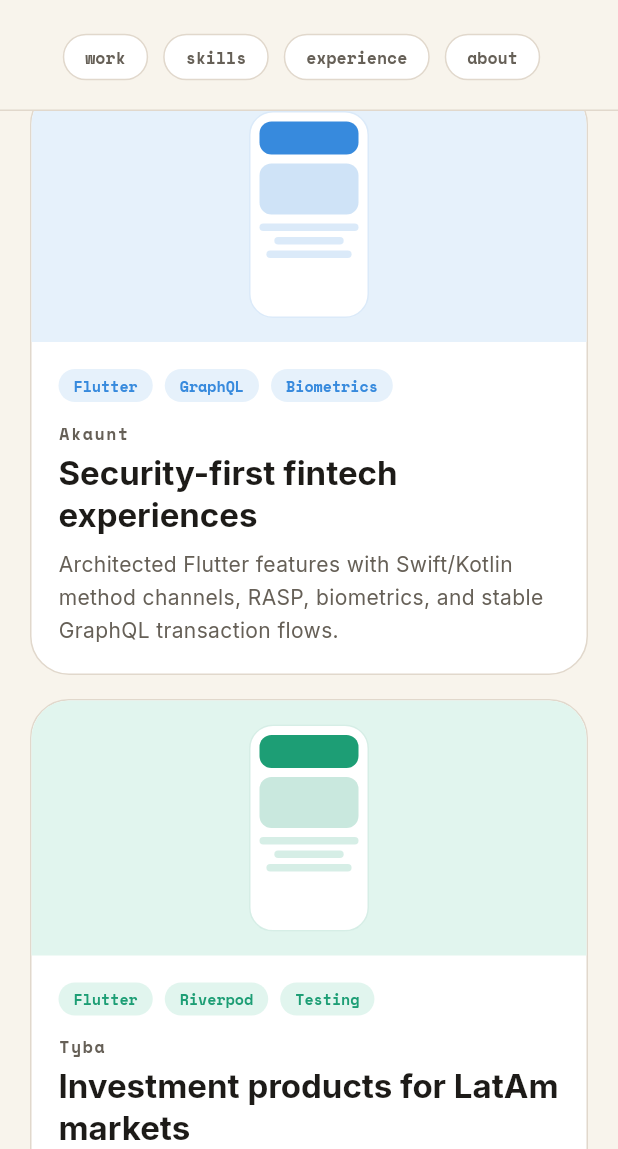
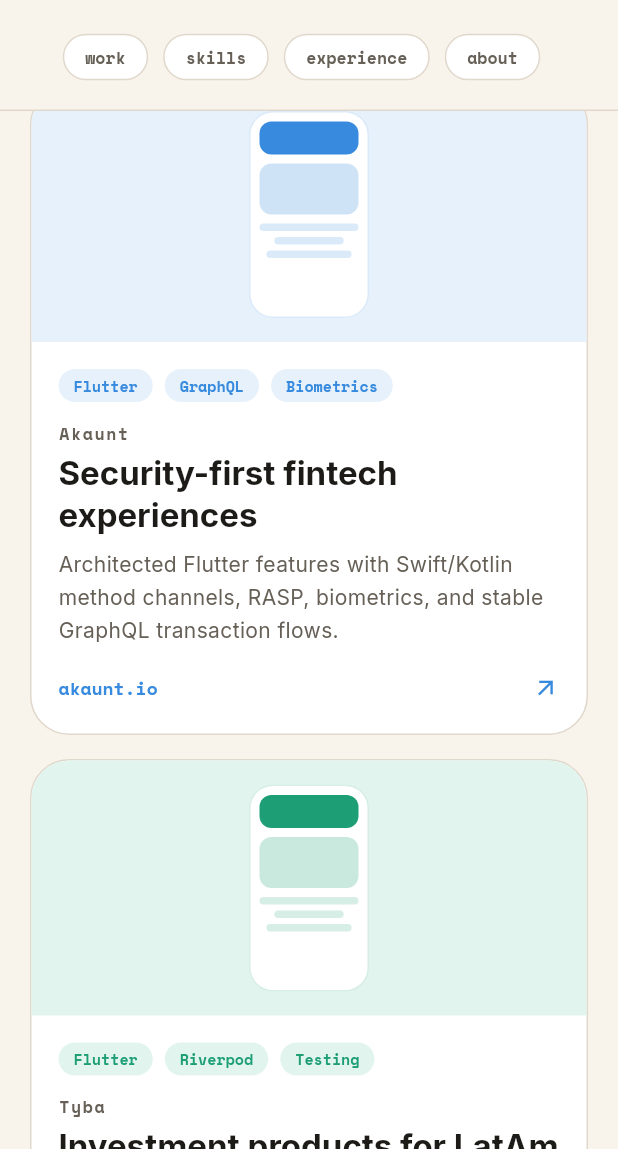
Before and after one commit to DanBeltranuwu/portfolio, a Flutter app: the screen it shows after launch, scrolled down 1728 dp, on a phone screen of 412 x 824 dp, the part 87-1236 px from its top. Run offline on Flutter 3.47's test engine with Material 3 defaults, Android fonts, the phone set to English and light mode, and no system bars; our stand-ins replace google_fonts.

Commit message:
added project links

```diff
--- a/lib/data/portfolio_content.dart
+++ b/lib/data/portfolio_content.dart
@@ -20,6 +20,8 @@
       tags: ['Flutter', 'GraphQL', 'Biometrics'],
       accent: PortfolioPalette.blueSoft,
       accentStrong: PortfolioPalette.blue,
+      externalUrl: 'https://www.akaunt.io/',
+      linkLabel: 'akaunt.io',
     ),
     ProjectHighlight(
       company: 'Tyba',
@@ -30,6 +32,8 @@
       tags: ['Flutter', 'Riverpod', 'Testing'],
       accent: PortfolioPalette.tealSoft,
       accentStrong: PortfolioPalette.teal,
+      externalUrl: 'https://tyba.com.co/',
+      linkLabel: 'tyba.com.co',
     ),
     ProjectHighlight(
       company: 'Tecnoevolucion',
@@ -40,6 +44,8 @@
       tags: ['Flutter', 'Firebase', 'REST'],
       accent: PortfolioPalette.coralSoft,
       accentStrong: PortfolioPalette.coral,
+      externalUrl: 'https://tecnoevolucion.com.co/',
+      linkLabel: 'tecnoevolucion.com.co',
     ),
   ];
 
--- a/lib/models/portfolio_models.dart
+++ b/lib/models/portfolio_models.dart
@@ -15,6 +15,8 @@
     required this.tags,
     required this.accent,
     required this.accentStrong,
+    required this.externalUrl,
+    required this.linkLabel,
   });
 
   final String company;
@@ -23,6 +25,12 @@
   final List<String> tags;
   final Color accent;
   final Color accentStrong;
+
+  /// HTTPS URL for the related product or company site.
+  final String externalUrl;
+
+  /// Short label shown on the card link (keep short for layout).
+  final String linkLabel;
 }
 
 class SkillGroup {
--- a/lib/widgets/common/project_card.dart
+++ b/lib/widgets/common/project_card.dart
@@ -3,6 +3,7 @@
 import '../../models/portfolio_models.dart';
 import '../../theme/palette.dart';
 import '../../theme/typography.dart';
+import '../../utils/launch_external.dart';
 import 'tag_chip.dart';
 
 class ProjectCard extends StatelessWidget {
@@ -124,6 +125,36 @@
                     height: 1.6,
                   ),
                 ),
+                const SizedBox(height: 14),
+                InkWell(
+                  onTap: () => launchExternalUri(
+                    context,
+                    Uri.parse(project.externalUrl),
+                  ),
+                  borderRadius: BorderRadius.circular(10),
+                  child: Padding(
+                    padding: const EdgeInsets.symmetric(vertical: 4),
+                    child: Row(
+                      children: [
+                        Expanded(
+                          child: Text(
+                            project.linkLabel,
+                            style: portfolioMono(
+                              color: project.accentStrong,
+                              size: 12,
+                              weight: FontWeight.w700,
+                            ),
+                          ),
+                        ),
+                        Icon(
+                          Icons.arrow_outward,
+                          size: 18,
+                          color: project.accentStrong,
+                        ),
+                      ],
+                    ),
+                  ),
+                ),
               ],
             ),
           ),
```
